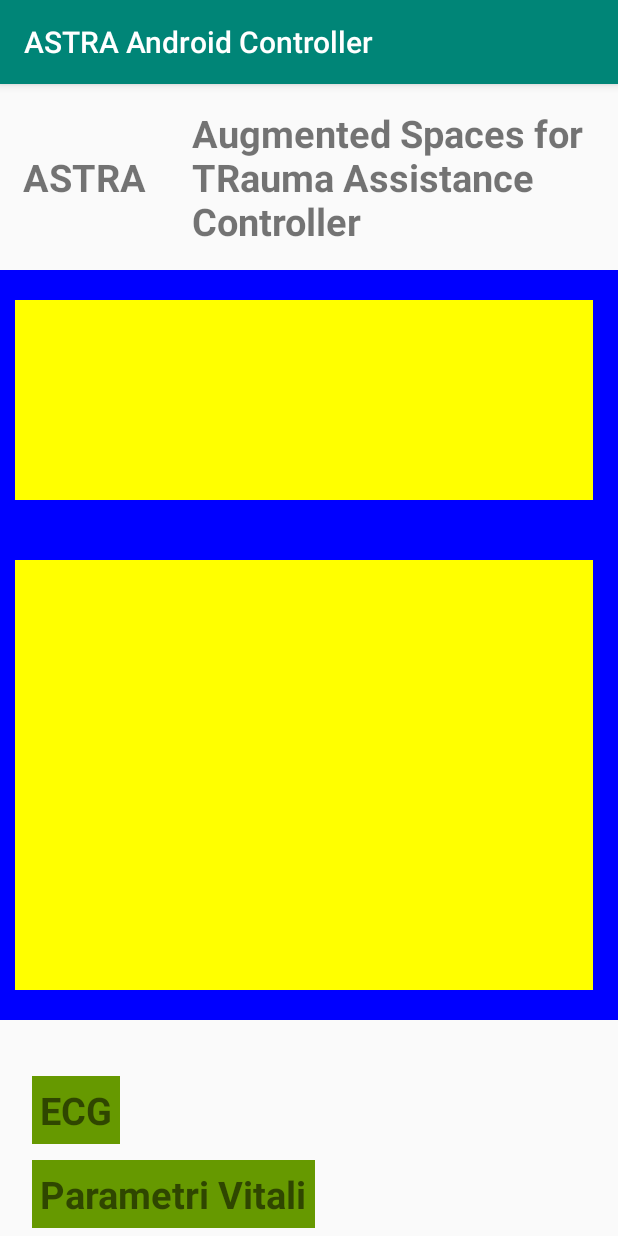
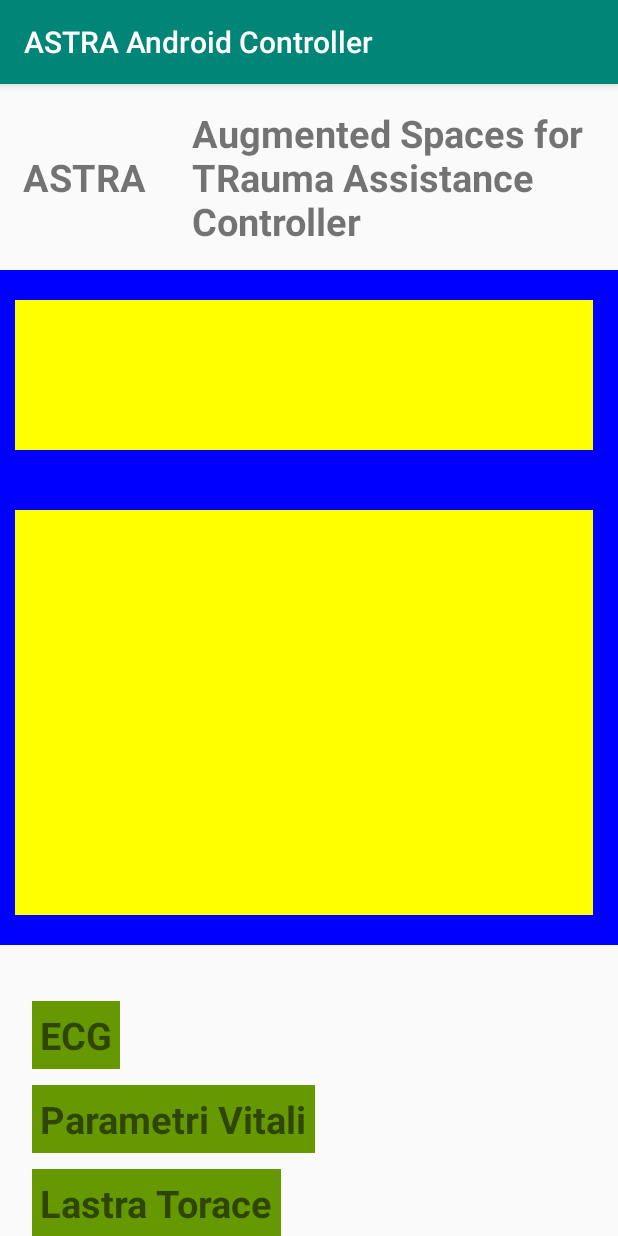
Before and after one commit to manuBottax/ASTRA-AndroidRoomManager, an Android app: the screen it shows after launch (MainActivity), on a phone screen of 412 x 824 dp. Run offline under Robolectric (Android 15) with nearby library versions, the phone set to English and light mode, and no system bars; our stand-ins replace Volley.

Commit message:
refactoring list layout

```diff
--- a/app/src/main/java/it/unibo/students/manuel_bottazzi/astraandroidcontroller/MainActivity.java
+++ b/app/src/main/java/it/unibo/students/manuel_bottazzi/astraandroidcontroller/MainActivity.java
@@ -52,13 +52,15 @@ public class MainActivity extends AppCompatActivity implements View.OnDragListen
     private List<PatientData> serviceList;
 
     private String hostAddress;
+    private String port;
 
     @Override
     protected void onCreate(Bundle savedInstanceState) {
         super.onCreate(savedInstanceState);
         setContentView(R.layout.main_custom_layout);
 
-        this.hostAddress = "192.168.1.249";
+        this.hostAddress = "192.168.1.120";
+        this.port = "3010";
 
         // get the screen always on --> no extra time to unlock
         getWindow().addFlags(WindowManager.LayoutParams.FLAG_KEEP_SCREEN_ON);
@@ -87,37 +89,37 @@ public class MainActivity extends AppCompatActivity implements View.OnDragListen
 
         this.screenPanel = new ScreenPanel(this, PARENT_ID);
 
-        ParentPanel topScreenPanel = new ParentPanel(this, PARENT_ID, 2048,200, LinearLayout.HORIZONTAL);
+        ParentPanel topScreenPanel = new ParentPanel(this, PARENT_ID, 2048,150, LinearLayout.HORIZONTAL);
 
-        BasePanel top1 = new BasePanel(this, 1, 700, 200);
+        BasePanel top1 = new BasePanel(this, 1, 700, 150);
         top1.setOnDragListener(this);
 
-        BasePanel top2 = new BasePanel(this, 2, 700, 200);
+        BasePanel top2 = new BasePanel(this, 2, 700, 150);
         top2.setOnDragListener(this);
 
-        BasePanel top3 = new BasePanel(this, 3, 700, 200);
+        BasePanel top3 = new BasePanel(this, 3, 700, 150);
         top3.setOnDragListener(this);
 
         topScreenPanel.addChildPanel(top1);
         topScreenPanel.addChildPanel(top2);
         topScreenPanel.addChildPanel(top3);
 
-        ParentPanel bottomScreenPanel = new ParentPanel(this, PARENT_ID, 2048,1200, LinearLayout.HORIZONTAL);
+        ParentPanel bottomScreenPanel = new ParentPanel(this, PARENT_ID, 2048,1250, LinearLayout.HORIZONTAL);
 
-        BasePanel leftScreenPanel = new BasePanel(this, 4, 1100, 1200);
+        BasePanel leftScreenPanel = new BasePanel(this, 4, 1100, 1250);
         leftScreenPanel.setOnDragListener(this);
 
-        ParentPanel rightScreenPanel = new ParentPanel(this, PARENT_ID, 1024,1200, LinearLayout.VERTICAL);
+        ParentPanel rightScreenPanel = new ParentPanel(this, PARENT_ID, 1024,1250, LinearLayout.VERTICAL);
 
-        BasePanel rightPanel1 = new BasePanel(this, 5,  1024, 200);
+        BasePanel rightPanel1 = new BasePanel(this, 5,  1024, 125);
         rightPanel1.setOnDragListener(this);
         rightScreenPanel.addChildPanel(rightPanel1);
 
-        BasePanel rightPanel2 = new BasePanel(this, 6, 1024, 200);
+        BasePanel rightPanel2 = new BasePanel(this, 6, 1024, 125);
         rightPanel2.setOnDragListener(this);
         rightScreenPanel.addChildPanel(rightPanel2);
 
-        SystemPanel rightPanel3 = new SystemPanel(this,7, 1024, 200);
+        SystemPanel rightPanel3 = new SystemPanel(this,7, 1024, 125);
         rightScreenPanel.addChildPanel(rightPanel3);
 
         bottomScreenPanel.addChildPanel(leftScreenPanel);
@@ -258,7 +260,7 @@ public class MainActivity extends AppCompatActivity implements View.OnDragListen
 
         RequestQueue queue = Volley.newRequestQueue(this);
 
-        String url ="http://" + this.hostAddress + "/api/commands";
+        String url ="http://" + this.hostAddress + ":" + this.port + "/api/commands";
 
         Response.Listener<JSONObject> listener = new Response.Listener<JSONObject>() {
             @Override
@@ -288,7 +290,8 @@ public class MainActivity extends AppCompatActivity implements View.OnDragListen
             paramsData.put("position", displayPosition.getId());
 
             requestData.put("type", displayPosition.getBoundedData().getSelectedOperation());
-            requestData.put("target", "display_SR");
+            requestData.put("category", "room");
+            requestData.put("target", "display_sr");
             requestData.put("issuer", "ASTRA_ARM");
             requestData.put("params", paramsData);
 
--- a/app/src/main/res/layout/main_custom_layout.xml
+++ b/app/src/main/res/layout/main_custom_layout.xml
@@ -41,7 +41,7 @@
     <LinearLayout
         android:id="@+id/screen_layout"
         android:layout_width="match_parent"
-        android:layout_height="500dp"
+        android:layout_height="450dp"
         android:orientation="horizontal"
         android:layout_gravity="center"
         android:gravity="center">
@@ -51,7 +51,7 @@
     <androidx.recyclerview.widget.RecyclerView
         android:id="@+id/availableItemsRecyclerView"
         android:layout_width="match_parent"
-        android:layout_height="500dp"
+        android:layout_height="wrap_content"
         android:layout_marginStart="16dp"
         android:layout_marginLeft="16dp"
         android:layout_marginTop="32dp"
```
